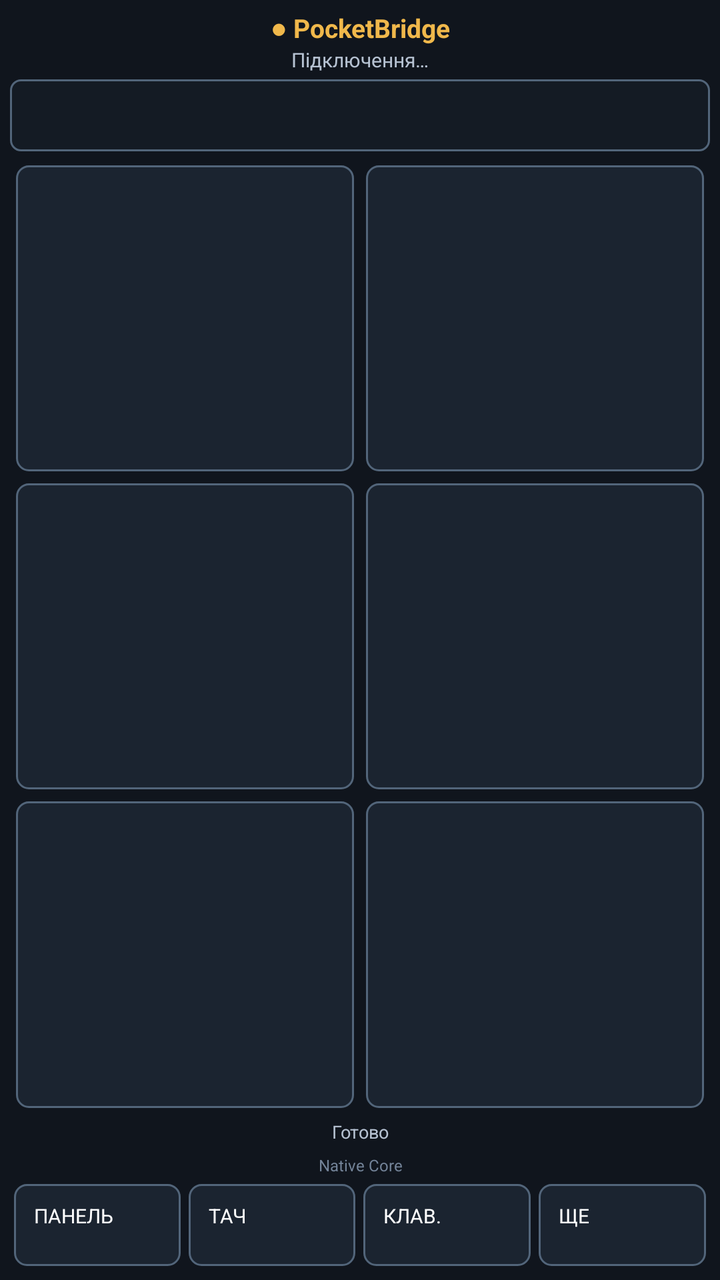
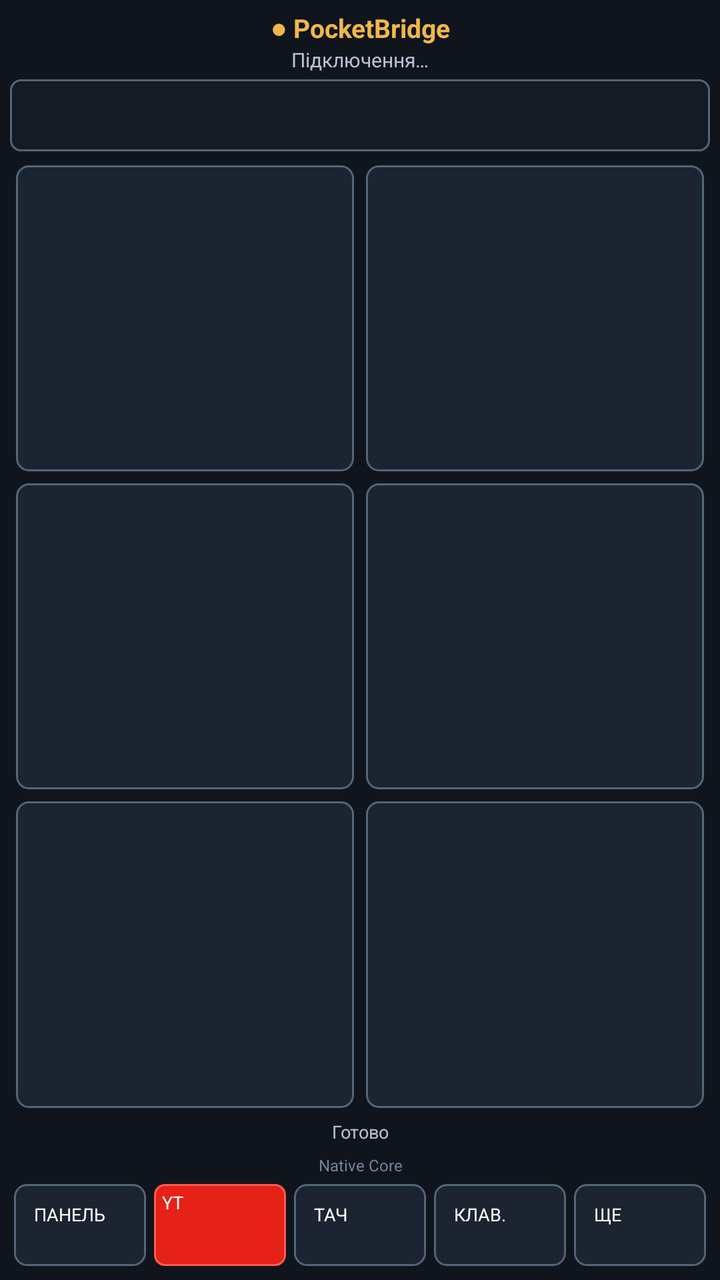

Screens rendered from an Android XML layout before and after an edit, with the pre-edit source and the edit as a unified diff.
<!-- AndroidManifest.xml: application theme AppTheme -->
<!-- res/layout/activity_native_core.xml -->
<?xml version="1.0" encoding="utf-8"?>
<LinearLayout xmlns:android="http://schemas.android.com/apk/res/android"
    android:layout_width="match_parent"
    android:layout_height="match_parent"
    android:background="@color/background"
    android:orientation="vertical"
    android:padding="5dp">

    <TextView
        android:id="@+id/core_connection"
        android:layout_width="match_parent"
        android:layout_height="wrap_content"
        android:gravity="center"
        android:maxLines="1"
        android:text="● PocketBridge"
        android:textColor="@color/status_warn"
        android:textSize="13sp"
        android:textStyle="bold" />

    <TextView
        android:id="@+id/core_active"
        android:layout_width="match_parent"
        android:layout_height="wrap_content"
        android:ellipsize="end"
        android:gravity="center"
        android:maxLines="1"
        android:text="Підключення…"
        android:textColor="@color/text_secondary"
        android:textSize="10sp" />

    <Spinner
        android:id="@+id/core_profile_spinner"
        android:layout_width="match_parent"
        android:layout_height="36dp"
        android:layout_marginTop="3dp"
        android:background="@drawable/edit_background"
        android:prompt="@string/profile_prompt" />

    <FrameLayout
        android:layout_width="match_parent"
        android:layout_height="0dp"
        android:layout_weight="1"
        android:layout_marginTop="4dp">

        <FrameLayout
            android:id="@+id/core_panel_page"
            android:layout_width="match_parent"
            android:layout_height="match_parent">
            <TextView
                android:id="@+id/core_empty_profile"
                android:layout_width="match_parent"
                android:layout_height="match_parent"
                android:gravity="center"
                android:text="У профілі немає доступних кнопок"
                android:textColor="@color/text_secondary"
                android:textSize="12sp"
                android:visibility="gone" />
            <LinearLayout
                android:layout_width="match_parent"
                android:layout_height="match_parent"
                android:orientation="vertical">
                <LinearLayout
                    android:layout_width="match_parent"
                    android:layout_height="0dp"
                    android:layout_weight="1"
                    android:orientation="horizontal">
                    <Button android:id="@+id/core_action_1" style="@style/CoreActionButton" />
                    <Button android:id="@+id/core_action_2" style="@style/CoreActionButton" />
                </LinearLayout>
                <LinearLayout
                    android:layout_width="match_parent"
                    android:layout_height="0dp"
                    android:layout_weight="1"
                    android:orientation="horizontal">
                    <Button android:id="@+id/core_action_3" style="@style/CoreActionButton" />
                    <Button android:id="@+id/core_action_4" style="@style/CoreActionButton" />
                </LinearLayout>
                <LinearLayout
                    android:layout_width="match_parent"
                    android:layout_height="0dp"
                    android:layout_weight="1"
                    android:orientation="horizontal">
                    <Button android:id="@+id/core_action_5" style="@style/CoreActionButton" />
                    <Button android:id="@+id/core_action_6" style="@style/CoreActionButton" />
                </LinearLayout>
            </LinearLayout>
        </FrameLayout>

        <LinearLayout
            android:id="@+id/core_touch_page"
            android:layout_width="match_parent"
            android:layout_height="match_parent"
            android:orientation="vertical"
            android:visibility="gone">
            <View
                android:id="@+id/core_touch_surface"
                android:layout_width="match_parent"
                android:layout_height="0dp"
                android:layout_weight="1"
                android:background="@drawable/touchpad_background" />
            <LinearLayout
                android:layout_width="match_parent"
                android:layout_height="48dp"
                android:orientation="horizontal">
                <Button
                    android:id="@+id/core_left_click"
                    android:layout_width="0dp"
                    android:layout_height="match_parent"
                    android:layout_margin="2dp"
                    android:layout_weight="1"
                    android:background="@drawable/button_secondary"
                    android:text="ЛКМ"
                    android:textColor="@color/text_primary" />
                <Button
                    android:id="@+id/core_double_click"
                    android:layout_width="0dp"
                    android:layout_height="match_parent"
                    android:layout_margin="2dp"
                    android:layout_weight="1"
                    android:background="@drawable/button_primary"
                    android:text="2×"
                    android:textColor="@color/text_primary" />
                <Button
                    android:id="@+id/core_right_click"
                    android:layout_width="0dp"
                    android:layout_height="match_parent"
                    android:layout_margin="2dp"
                    android:layout_weight="1"
                    android:background="@drawable/button_secondary"
                    android:text="ПКМ"
                    android:textColor="@color/text_primary" />
            </LinearLayout>
            <LinearLayout
                android:layout_width="match_parent"
                android:layout_height="43dp"
                android:orientation="horizontal">
                <Button
                    android:id="@+id/core_scroll_up"
                    android:layout_width="0dp"
                    android:layout_height="match_parent"
                    android:layout_margin="2dp"
                    android:layout_weight="1"
                    android:background="@drawable/button_secondary"
                    android:text="Скрол ↑"
                    android:textColor="@color/text_primary" />
                <Button
                    android:id="@+id/core_scroll_down"
                    android:layout_width="0dp"
                    android:layout_height="match_parent"
                    android:layout_margin="2dp"
                    android:layout_weight="1"
                    android:background="@drawable/button_secondary"
                    android:text="Скрол ↓"
                    android:textColor="@color/text_primary" />
            </LinearLayout>
        </LinearLayout>

        <LinearLayout
            android:id="@+id/core_keys_page"
            android:layout_width="match_parent"
            android:layout_height="match_parent"
            android:orientation="vertical"
            android:visibility="gone">
            <LinearLayout
                android:layout_width="match_parent"
                android:layout_height="48dp"
                android:orientation="horizontal">
                <EditText
                    android:id="@+id/core_text_input"
                    android:layout_width="0dp"
                    android:layout_height="match_parent"
                    android:layout_margin="2dp"
                    android:layout_weight="1"
                    android:background="@drawable/edit_background"
                    android:hint="Текст на ПК"
                    android:imeOptions="actionDone"
                    android:inputType="text"
                    android:maxLength="256"
                    android:singleLine="true"
                    android:textColor="@color/text_primary"
                    android:textColorHint="#738398" />
                <Button
                    android:id="@+id/core_send_text"
                    android:layout_width="72dp"
                    android:layout_height="match_parent"
                    android:layout_margin="2dp"
                    android:background="@drawable/button_primary"
                    android:text="Надіслати"
                    android:textColor="@color/text_primary"
                    android:textSize="11sp" />
            </LinearLayout>
            <LinearLayout
                android:layout_width="match_parent"
                android:layout_height="0dp"
                android:layout_weight="1"
                android:orientation="horizontal">
                <Button android:id="@+id/core_key_escape" style="@style/CoreKey" android:text="Esc" />
                <Button android:id="@+id/core_key_tab" style="@style/CoreKey" android:text="Tab" />
                <Button android:id="@+id/core_key_enter" style="@style/CoreKeyPrimary" android:text="Enter" />
                <Button android:id="@+id/core_key_backspace" style="@style/CoreKey" android:text="⌫" />
            </LinearLayout>
            <LinearLayout
                android:layout_width="match_parent"
                android:layout_height="0dp"
                android:layout_weight="1"
                android:orientation="horizontal">
                <Button android:id="@+id/core_key_left" style="@style/CoreKey" android:text="←" />
                <Button android:id="@+id/core_key_up" style="@style/CoreKey" android:text="↑" />
                <Button android:id="@+id/core_key_down" style="@style/CoreKey" android:text="↓" />
                <Button android:id="@+id/core_key_right" style="@style/CoreKey" android:text="→" />
            </LinearLayout>
            <LinearLayout
                android:layout_width="match_parent"
                android:layout_height="0dp"
                android:layout_weight="1"
                android:orientation="horizontal">
                <Button android:id="@+id/core_key_ctrl_c" style="@style/CoreKey" android:text="Ctrl+C" />
                <Button android:id="@+id/core_key_ctrl_v" style="@style/CoreKey" android:text="Ctrl+V" />
                <Button android:id="@+id/core_key_ctrl_z" style="@style/CoreKey" android:text="Ctrl+Z" />
                <Button android:id="@+id/core_key_alt_f4" style="@style/CoreKeyDanger" android:text="Alt+F4" />
            </LinearLayout>
        </LinearLayout>

        <LinearLayout
            android:id="@+id/core_more_page"
            android:layout_width="match_parent"
            android:layout_height="match_parent"
            android:orientation="vertical"
            android:visibility="gone">
            <LinearLayout
                android:layout_width="match_parent"
                android:layout_height="0dp"
                android:layout_weight="1"
                android:orientation="horizontal">
                <Button android:id="@+id/core_web_tools" style="@style/CoreMoreButtonPrimary" android:text="Повний UI" />
                <Button android:id="@+id/core_lite_ui" style="@style/CoreMoreButton" android:text="Lite UI" />
            </LinearLayout>
            <LinearLayout
                android:layout_width="match_parent"
                android:layout_height="0dp"
                android:layout_weight="1"
                android:orientation="horizontal">
                <Button android:id="@+id/core_wake" style="@style/CoreMoreButton" android:text="Wake-on-LAN" />
                <Button android:id="@+id/core_backup_remote" style="@style/CoreMoreButton" android:text="Резервний пульт" />
            </LinearLayout>
            <LinearLayout
                android:layout_width="match_parent"
                android:layout_height="0dp"
                android:layout_weight="1"
                android:orientation="horizontal">
                <Button android:id="@+id/core_refresh" style="@style/CoreMoreButton" android:text="Оновити профілі" />
                <Button android:id="@+id/core_settings" style="@style/CoreMoreButtonPrimary" android:text="Налаштування" />
            </LinearLayout>
            <Button
                android:id="@+id/core_diagnostics"
                style="@style/CoreMoreButton"
                android:layout_width="match_parent"
                android:layout_height="0dp"
                android:layout_weight="1"
                android:text="Експорт діагностики" />
        </LinearLayout>
    </FrameLayout>

    <TextView
        android:id="@+id/core_command_status"
        android:layout_width="match_parent"
        android:layout_height="18dp"
        android:ellipsize="end"
        android:gravity="center"
        android:maxLines="1"
        android:text="Готово"
        android:textColor="@color/text_secondary"
        android:textSize="9sp" />

    <TextView
        android:id="@+id/core_perf"
        android:layout_width="match_parent"
        android:layout_height="15dp"
        android:ellipsize="end"
        android:gravity="center"
        android:maxLines="1"
        android:text="Native Core"
        android:textColor="#738398"
        android:textSize="8sp" />

    <LinearLayout
        android:layout_width="match_parent"
        android:layout_height="45dp"
        android:orientation="horizontal">
        <Button android:id="@+id/core_nav_panel" style="@style/CoreNavButton" android:text="ПАНЕЛЬ" />
        <Button android:id="@+id/core_nav_touch" style="@style/CoreNavButton" android:text="ТАЧ" />
        <Button android:id="@+id/core_nav_keys" style="@style/CoreNavButton" android:text="КЛАВ." />
        <Button android:id="@+id/core_nav_more" style="@style/CoreNavButton" android:text="ЩЕ" />
    </LinearLayout>
</LinearLayout>
<!-- resources referenced by this layout -->
<resources>
  <color name="background">#10151D</color>
  <color name="status_warn">#F0B84B</color>
  <color name="text_primary">#FFFFFF</color>
  <color name="text_secondary">#B6C2D2</color>
  <!-- drawable edit_background (drawable) -->
  <?xml version="1.0" encoding="utf-8"?>
  <shape xmlns:android="http://schemas.android.com/apk/res/android">
      <solid android:color="#141B24"/>
      <stroke android:width="1dp" android:color="#52657A"/>
      <corners android:radius="5dp"/>
      <padding android:left="9dp" android:right="9dp" android:top="7dp" android:bottom="7dp"/>
  </shape>
  <!-- drawable touchpad_background (drawable) -->
  <?xml version="1.0" encoding="utf-8"?>
  <shape xmlns:android="http://schemas.android.com/apk/res/android">
      <solid android:color="#141B24"/>
      <stroke android:width="1dp" android:color="#52657A"/>
      <corners android:radius="8dp"/>
  </shape>
  <string name="profile_prompt">Профіль</string>
  <style name="CoreActionButton">
          <item name="android:layout_width">0dp</item>
          <item name="android:layout_height">match_parent</item>
          <item name="android:layout_weight">1</item>
          <item name="android:layout_margin">3dp</item>
          <item name="android:background">@drawable/button_secondary</item>
          <item name="android:textColor">@color/text_primary</item>
          <item name="android:textSize">13sp</item>
          <item name="android:gravity">center</item>
          <item name="android:maxLines">2</item>
      </style>
  <style name="CoreKey">
          <item name="android:layout_width">0dp</item>
          <item name="android:layout_height">match_parent</item>
          <item name="android:layout_weight">1</item>
          <item name="android:layout_margin">2dp</item>
          <item name="android:background">@drawable/button_secondary</item>
          <item name="android:textColor">@color/text_primary</item>
          <item name="android:textSize">11sp</item>
      </style>
  <style name="CoreKeyDanger" parent="@style/CoreKey">
          <item name="android:background">@drawable/button_danger</item>
      </style>
  <style name="CoreKeyPrimary" parent="@style/CoreKey">
          <item name="android:background">@drawable/button_primary</item>
      </style>
  <style name="CoreMoreButton">
          <item name="android:layout_width">0dp</item>
          <item name="android:layout_height">match_parent</item>
          <item name="android:layout_weight">1</item>
          <item name="android:layout_margin">3dp</item>
          <item name="android:background">@drawable/button_secondary</item>
          <item name="android:textColor">@color/text_primary</item>
          <item name="android:textSize">12sp</item>
      </style>
  <style name="CoreMoreButtonPrimary" parent="@style/CoreMoreButton">
          <item name="android:background">@drawable/button_primary</item>
      </style>
  <style name="CoreNavButton">
          <item name="android:layout_width">0dp</item>
          <item name="android:layout_height">match_parent</item>
          <item name="android:layout_weight">1</item>
          <item name="android:layout_margin">2dp</item>
          <item name="android:background">@drawable/button_secondary</item>
          <item name="android:textColor">@color/text_primary</item>
          <item name="android:textSize">10sp</item>
      </style>
  <style name="AppTheme" parent="android:style/Theme.Black.NoTitleBar">
          <item name="android:windowBackground">@color/background</item>
          <item name="android:windowNoTitle">true</item>
      </style>
  <color name="primary">#2F80ED</color>
  <color name="panel">#1B2430</color>
  <color name="danger">#D94A4A</color>
</resources>

<!-- the commit's change to res/layout/activity_native_core.xml (unified diff, before → after) -->
@@ -85,6 +85,64 @@
                 </LinearLayout>
             </LinearLayout>
         </FrameLayout>
+
+
+        <LinearLayout
+            android:id="@+id/core_youtube_page"
+            android:layout_width="match_parent"
+            android:layout_height="match_parent"
+            android:orientation="vertical"
+            android:visibility="gone">
+            <LinearLayout
+                android:layout_width="match_parent"
+                android:layout_height="45dp"
+                android:orientation="horizontal">
+                <EditText
+                    android:id="@+id/core_youtube_search"
+                    android:layout_width="0dp"
+                    android:layout_height="match_parent"
+                    android:layout_margin="2dp"
+                    android:layout_weight="1"
+                    android:background="@drawable/edit_background"
+                    android:hint="Пошук YouTube"
+                    android:imeOptions="actionSearch"
+                    android:inputType="text"
+                    android:maxLength="180"
+                    android:singleLine="true"
+                    android:textColor="@color/text_primary"
+                    android:textColorHint="#738398" />
+                <Button
+                    android:id="@+id/core_youtube_search_button"
+                    style="@style/CoreYouTubeButtonPrimary"
+                    android:layout_width="72dp"
+                    android:text="Знайти" />
+            </LinearLayout>
+            <LinearLayout android:layout_width="match_parent" android:layout_height="0dp" android:layout_weight="1" android:orientation="horizontal">
+                <Button android:id="@+id/core_youtube_open" style="@style/CoreYouTubeButtonPrimary" android:text="Відкрити" />
+                <Button android:id="@+id/core_youtube_focus" style="@style/CoreYouTubeButton" android:text="Активувати" />
+                <Button android:id="@+id/core_youtube_fullscreen" style="@style/CoreYouTubeButton" android:text="Повний екран" />
+            </LinearLayout>
+            <LinearLayout android:layout_width="match_parent" android:layout_height="0dp" android:layout_weight="1" android:orientation="horizontal">
+                <Button android:id="@+id/core_youtube_previous" style="@style/CoreYouTubeButton" android:text="Попереднє" />
+                <Button android:id="@+id/core_youtube_play" style="@style/CoreYouTubeButtonPrimary" android:text="Play / Pause" />
+                <Button android:id="@+id/core_youtube_next" style="@style/CoreYouTubeButton" android:text="Наступне" />
+            </LinearLayout>
+            <LinearLayout android:layout_width="match_parent" android:layout_height="0dp" android:layout_weight="1" android:orientation="horizontal">
+                <Button android:id="@+id/core_youtube_back" style="@style/CoreYouTubeButton" android:text="−10 с" />
+                <Button android:id="@+id/core_youtube_mute" style="@style/CoreYouTubeButton" android:text="Без звуку" />
+                <Button android:id="@+id/core_youtube_forward" style="@style/CoreYouTubeButton" android:text="+10 с" />
+            </LinearLayout>
+            <LinearLayout android:layout_width="match_parent" android:layout_height="0dp" android:layout_weight="1" android:orientation="horizontal">
+                <Button android:id="@+id/core_youtube_volume_down" style="@style/CoreYouTubeButton" android:text="Гучність −" />
+                <Button android:id="@+id/core_youtube_captions" style="@style/CoreYouTubeButton" android:text="Субтитри" />
+                <Button android:id="@+id/core_youtube_volume_up" style="@style/CoreYouTubeButton" android:text="Гучність +" />
+            </LinearLayout>
+            <LinearLayout android:layout_width="match_parent" android:layout_height="0dp" android:layout_weight="1" android:orientation="horizontal">
+                <Button android:id="@+id/core_youtube_speed_down" style="@style/CoreYouTubeButton" android:text="Швидкість −" />
+                <Button android:id="@+id/core_youtube_theater" style="@style/CoreYouTubeButton" android:text="Театр" />
+                <Button android:id="@+id/core_youtube_speed_up" style="@style/CoreYouTubeButton" android:text="Швидкість +" />
+            </LinearLayout>
+        </LinearLayout>
 
         <LinearLayout
             android:id="@+id/core_touch_page"
@@ -288,6 +346,7 @@
         android:layout_height="45dp"
         android:orientation="horizontal">
         <Button android:id="@+id/core_nav_panel" style="@style/CoreNavButton" android:text="ПАНЕЛЬ" />
+        <Button android:id="@+id/core_nav_youtube" style="@style/CoreNavButtonYoutube" android:text="YT" />
         <Button android:id="@+id/core_nav_touch" style="@style/CoreNavButton" android:text="ТАЧ" />
         <Button android:id="@+id/core_nav_keys" style="@style/CoreNavButton" android:text="КЛАВ." />
         <Button android:id="@+id/core_nav_more" style="@style/CoreNavButton" android:text="ЩЕ" />
<!-- resource entries referenced after the edit -->
@@ -65,7 +65,13 @@
           <item name="android:layout_margin">2dp</item>
           <item name="android:background">@drawable/button_secondary</item>
           <item name="android:textColor">@color/text_primary</item>
-          <item name="android:textSize">10sp</item>
+          <item name="android:textSize">9sp</item>
+      </style>
+  <style name="CoreNavButtonYoutube" parent="@style/CoreNavButton">
+          <item name="android:background">@drawable/button_youtube</item>
+      </style>
+  <style name="CoreYouTubeButtonPrimary" parent="@style/CoreYouTubeButton">
+          <item name="android:background">@drawable/button_youtube</item>
       </style>
   <style name="AppTheme" parent="android:style/Theme.Black.NoTitleBar">
           <item name="android:windowBackground">@color/background</item>
